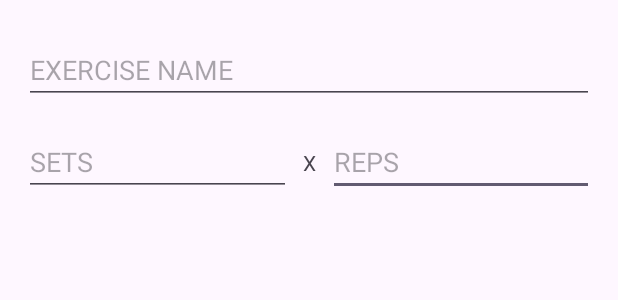
After one commit to Venom-0ff/FitChallenge, an Android app: the layout dialog_add_routine_item.xml on its own in the app's theme, with its tools: preview values and no code run, on a phone screen of 412 x 824 dp. The commit adds this screen. Shown: the top 300 px of the screen. Run offline under Robolectric (Android 15) with nearby library versions, the phone set to English and light mode, and no system bars.

Commit message:
In process of adding routines

```diff
--- /dev/null
+++ b/app/src/main/res/layout/dialog_add_routine_item.xml
@@ -0,0 +1,83 @@
+<?xml version="1.0" encoding="utf-8"?>
+<layout xmlns:android="http://schemas.android.com/apk/res/android"
+    xmlns:app="http://schemas.android.com/apk/res-auto"
+    xmlns:tools="http://schemas.android.com/tools">
+
+    <data>
+
+    </data>
+
+    <LinearLayout
+        android:layout_width="match_parent"
+        android:layout_height="wrap_content"
+        android:orientation="vertical"
+        android:padding="16dp">
+
+        <androidx.constraintlayout.widget.ConstraintLayout
+            android:layout_width="match_parent"
+            android:layout_height="match_parent">
+
+            <androidx.constraintlayout.widget.ConstraintLayout
+                android:id="@+id/setsAndRepsConstraint"
+                android:layout_width="match_parent"
+                android:layout_height="wrap_content"
+                app:layout_constraintTop_toTopOf="parent">
+
+                <EditText
+                    android:id="@+id/editTextReps"
+                    android:layout_width="0dp"
+                    android:layout_height="wrap_content"
+                    android:layout_marginStart="8dp"
+                    android:layout_marginTop="16dp"
+                    android:ems="10"
+                    android:hint="REPS"
+                    android:inputType="number"
+                    app:layout_constraintBottom_toBottomOf="parent"
+                    app:layout_constraintEnd_toEndOf="parent"
+                    app:layout_constraintHorizontal_bias="1.0"
+                    app:layout_constraintStart_toEndOf="@+id/textViewX"
+                    app:layout_constraintTop_toBottomOf="@+id/editTextExerciseName" />
+
+                <EditText
+                    android:id="@+id/editTextSets"
+                    android:layout_width="0dp"
+                    android:layout_height="wrap_content"
+                    android:layout_marginTop="16dp"
+                    android:layout_marginEnd="8dp"
+                    android:ems="10"
+                    android:hint="SETS"
+                    android:inputType="number"
+                    app:layout_constraintBottom_toBottomOf="parent"
+                    app:layout_constraintEnd_toStartOf="@+id/textViewX"
+                    app:layout_constraintHorizontal_bias="0.0"
+                    app:layout_constraintStart_toStartOf="parent"
+                    app:layout_constraintTop_toBottomOf="@+id/editTextExerciseName" />
+
+                <TextView
+                    android:id="@+id/textViewX"
+                    android:layout_width="wrap_content"
+                    android:layout_height="wrap_content"
+                    android:layout_marginTop="16dp"
+                    android:text="X"
+                    app:layout_constraintBottom_toBottomOf="parent"
+                    app:layout_constraintEnd_toEndOf="parent"
+                    app:layout_constraintStart_toStartOf="parent"
+                    app:layout_constraintTop_toBottomOf="@+id/editTextExerciseName" />
+
+                <EditText
+                    android:id="@+id/editTextExerciseName"
+                    android:layout_width="0dp"
+                    android:layout_height="wrap_content"
+                    android:layout_marginTop="8dp"
+                    android:ems="10"
+                    android:hint="EXERCISE NAME"
+                    android:inputType="text"
+                    app:layout_constraintEnd_toEndOf="parent"
+                    app:layout_constraintStart_toStartOf="parent"
+                    app:layout_constraintTop_toTopOf="parent" />
+
+            </androidx.constraintlayout.widget.ConstraintLayout>
+        </androidx.constraintlayout.widget.ConstraintLayout>
+
+    </LinearLayout>
+</layout>
```
Also changed, not shown: app/src/main/java/com/workoutwizards/fitchallenge/RoutinesActivity.kt (+67 -18 lines), app/src/main/java/com/workoutwizards/fitchallenge/SetsAndRepsRecyclerAdapter.kt (+7 -0 lines), app/src/main/res/layout/activity_routines.xml (+50 -1 lines), app/src/main/res/layout/activity_workout.xml (+6 -4 lines).
